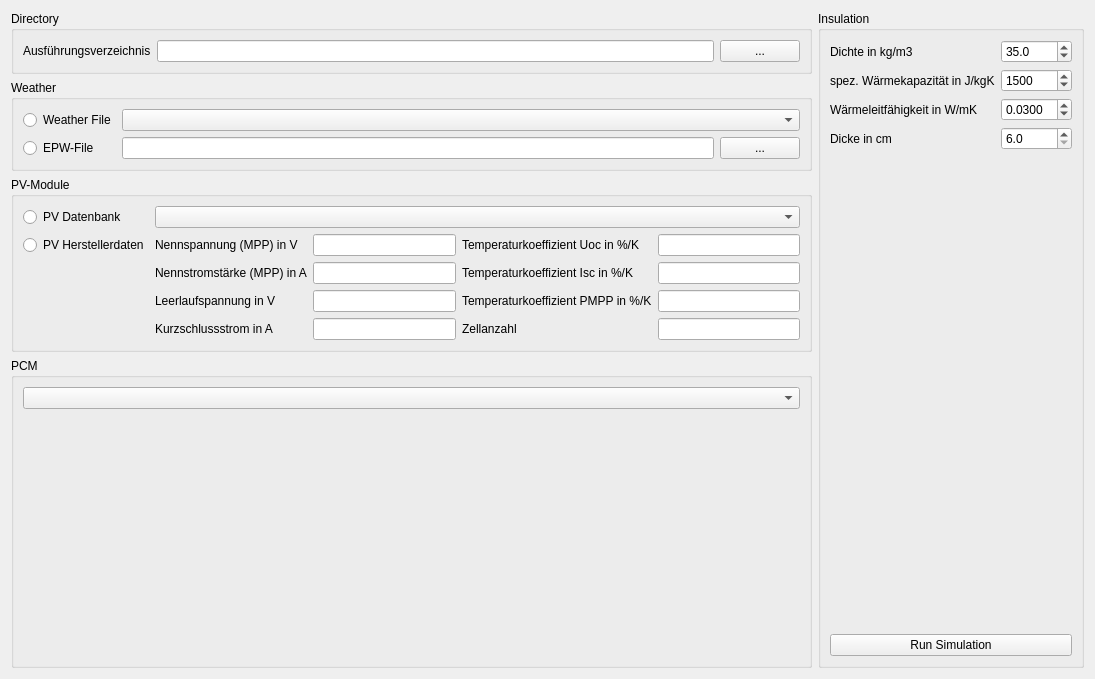
Above: PVTool/src/PVToolWidget.ui from Arombolosh/PVTool before the change. Below: the same form after it.
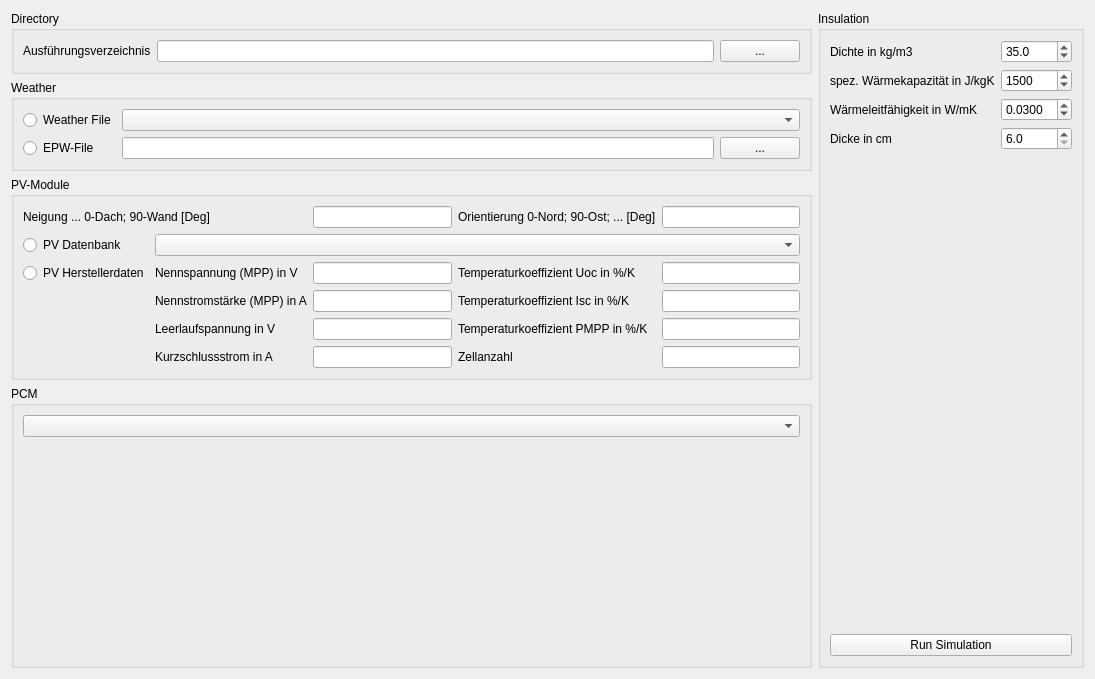
That is the form after the change.

Commit message: add orientation and inclination only run 2 variants with pcm thickness 1 cm and 2 cm add sp26 and sp31 to database set materials air tight

Diff of the .ui file:
```diff
--- a/PVTool/src/PVToolWidget.ui
+++ b/PVTool/src/PVToolWidget.ui
@@ -208,104 +208,124 @@
      <property name="title">
       <string>PV-Module</string>
      </property>
-     <layout class="QGridLayout" name="gridLayout_2" columnstretch="0,0,0,0,0">
-      <item row="1" column="1">
+     <layout class="QGridLayout" name="gridLayout_2">
+      <item row="0" column="0" colspan="2">
+       <widget class="QLabel" name="label_uMPP_2">
+        <property name="text">
+         <string>Neigung ... 0-Dach; 90-Wand [Deg]</string>
+        </property>
+       </widget>
+      </item>
+      <item row="0" column="2">
+       <widget class="QLineEdit" name="lineEdit_Inclination"/>
+      </item>
+      <item row="0" column="3">
+       <widget class="QLabel" name="label_tempCoeffU_2">
+        <property name="text">
+         <string>Orientierung 0-Nord; 90-Ost; ... [Deg]</string>
+        </property>
+       </widget>
+      </item>
+      <item row="0" column="4">
+       <widget class="QLineEdit" name="lineEdit_Orientation"/>
+      </item>
+      <item row="1" column="0">
+       <widget class="QRadioButton" name="radioButton_PVDatabase">
+        <property name="text">
+         <string>PV Datenbank</string>
+        </property>
+       </widget>
+      </item>
+      <item row="1" column="1" colspan="4">
+       <widget class="QComboBox" name="comboBox_PVModule"/>
+      </item>
+      <item row="2" column="0">
+       <widget class="QRadioButton" name="radioButton_PVModuleManufacture">
+        <property name="text">
+         <string>PV Herstellerdaten</string>
+        </property>
+       </widget>
+      </item>
+      <item row="2" column="1">
        <widget class="QLabel" name="label_uMPP">
         <property name="text">
          <string>Nennspannung (MPP) in V</string>
         </property>
        </widget>
       </item>
+      <item row="2" column="2">
+       <widget class="QLineEdit" name="lineEdit_uMPP"/>
+      </item>
+      <item row="2" column="3">
+       <widget class="QLabel" name="label_tempCoeffU">
+        <property name="text">
+         <string>Temperaturkoeffizient Uoc in %/K</string>
+        </property>
+       </widget>
+      </item>
       <item row="2" column="4">
-       <widget class="QLineEdit" name="lineEdit_alpha"/>
+       <widget class="QLineEdit" name="lineEdit_beta"/>
       </item>
-      <item row="4" column="2">
-       <widget class="QLineEdit" name="lineEdit_iSC"/>
-      </item>
-      <item row="4" column="1">
-       <widget class="QLabel" name="label_iSC">
-        <property name="text">
-         <string>Kurzschlussstrom in A</string>
-        </property>
-       </widget>
-      </item>
-      <item row="2" column="1">
+      <item row="3" column="1">
        <widget class="QLabel" name="label_iMPP_2">
         <property name="text">
          <string>Nennstromstärke (MPP) in A</string>
         </property>
        </widget>
       </item>
-      <item row="1" column="4">
-       <widget class="QLineEdit" name="lineEdit_beta"/>
+      <item row="3" column="2">
+       <widget class="QLineEdit" name="lineEdit_iMPP"/>
+      </item>
+      <item row="3" column="3">
+       <widget class="QLabel" name="label_tempCoeffI">
+        <property name="text">
+         <string>Temperaturkoeffizient Isc in %/K</string>
+        </property>
+       </widget>
       </item>
       <item row="3" column="4">
-       <widget class="QLineEdit" name="lineEdit_gamma"/>
+       <widget class="QLineEdit" name="lineEdit_alpha"/>
       </item>
-      <item row="3" column="1">
+      <item row="4" column="1">
        <widget class="QLabel" name="label_uOC">
         <property name="text">
          <string>Leerlaufspannung in V</string>
         </property>
        </widget>
       </item>
-      <item row="1" column="0">
-       <widget class="QRadioButton" name="radioButton_PVModuleManufacture">
-        <property name="text">
-         <string>PV Herstellerdaten</string>
-        </property>
-       </widget>
-      </item>
-      <item row="0" column="1" colspan="4">
-       <widget class="QComboBox" name="comboBox_PVModule"/>
-      </item>
-      <item row="0" column="0">
-       <widget class="QRadioButton" name="radioButton_PVDatabase">
-        <property name="text">
-         <string>PV Datenbank</string>
-        </property>
-       </widget>
+      <item row="4" column="2">
+       <widget class="QLineEdit" name="lineEdit_uOC"/>
       </item>
       <item row="4" column="3">
-       <widget class="QLabel" name="label_nSer">
-        <property name="text">
-         <string>Zellanzahl</string>
-        </property>
-       </widget>
-      </item>
-      <item row="1" column="3">
-       <widget class="QLabel" name="label_tempCoeffU">
-        <property name="text">
-         <string>Temperaturkoeffizient Uoc in %/K</string>
-        </property>
-       </widget>
-      </item>
-      <item row="2" column="3">
-       <widget class="QLabel" name="label_tempCoeffI">
-        <property name="text">
-         <string>Temperaturkoeffizient Isc in %/K</string>
-        </property>
-       </widget>
-      </item>
-      <item row="3" column="3">
        <widget class="QLabel" name="label_tempCoeffP">
         <property name="text">
          <string>Temperaturkoeffizient PMPP in %/K</string>
         </property>
        </widget>
       </item>
-      <item row="3" column="2">
-       <widget class="QLineEdit" name="lineEdit_uOC"/>
-      </item>
       <item row="4" column="4">
+       <widget class="QLineEdit" name="lineEdit_gamma"/>
+      </item>
+      <item row="5" column="1">
+       <widget class="QLabel" name="label_iSC">
+        <property name="text">
+         <string>Kurzschlussstrom in A</string>
+        </property>
+       </widget>
+      </item>
+      <item row="5" column="2">
+       <widget class="QLineEdit" name="lineEdit_iSC"/>
+      </item>
+      <item row="5" column="3">
+       <widget class="QLabel" name="label_nSer">
+        <property name="text">
+         <string>Zellanzahl</string>
+        </property>
+       </widget>
+      </item>
+      <item row="5" column="4">
        <widget class="QLineEdit" name="lineEdit_nSer"/>
       </item>
-      <item row="2" column="2">
-       <widget class="QLineEdit" name="lineEdit_iMPP"/>
-      </item>
-      <item row="1" column="2">
-       <widget class="QLineEdit" name="lineEdit_uMPP"/>
-      </item>
      </layout>
     </widget>
    </item>
```
The commit also changes 8 other files.
